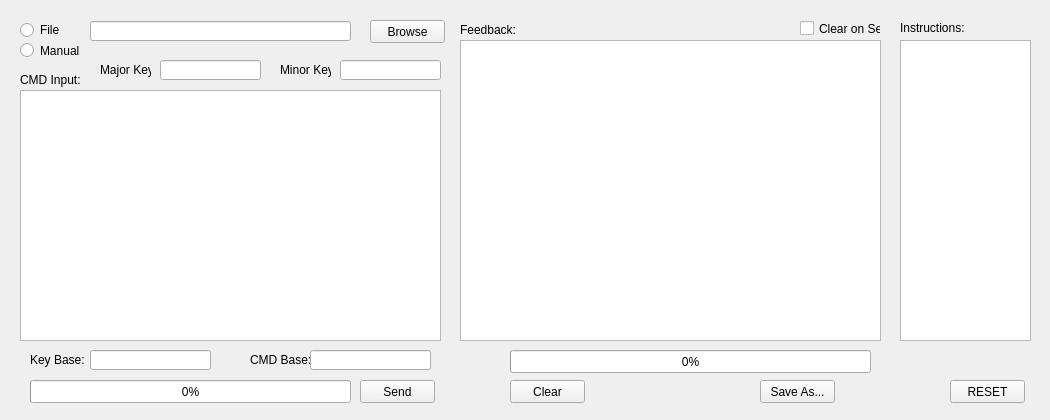
Donn13Darko/uC_Interfacer, file src/user-interfaces/gui-custom-cmd.ui: the form before one commit.
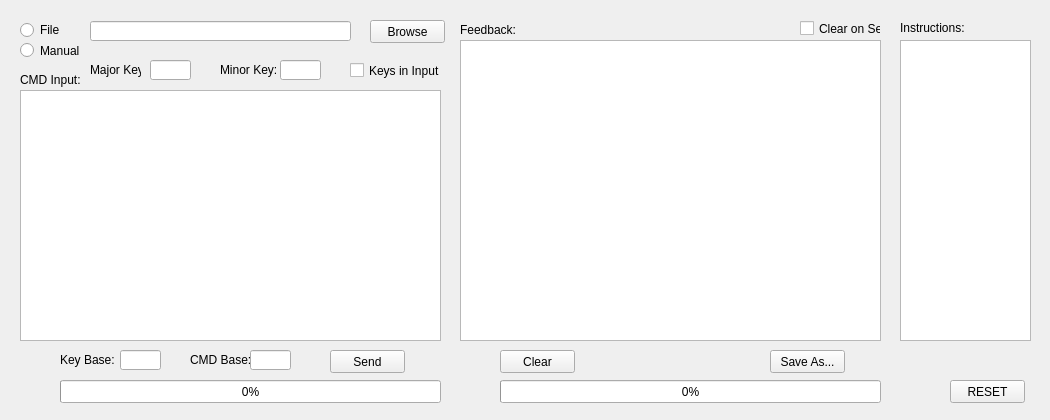
The form after the commit.

Commit message: Fixed dynamic checksum setting, updated custom CMD to allow parsing files and input, and update options to correctly store date

```diff
--- a/src/user-interfaces/gui-custom-cmd.ui
+++ b/src/user-interfaces/gui-custom-cmd.ui
@@ -22,9 +22,9 @@
   <widget class="QLabel" name="MinorKey_Label">
    <property name="geometry">
     <rect>
-     <x>280</x>
+     <x>220</x>
      <y>60</y>
-     <width>51</width>
+     <width>61</width>
      <height>20</height>
     </rect>
    </property>
@@ -37,7 +37,7 @@
     <rect>
      <x>20</x>
      <y>70</y>
-     <width>81</width>
+     <width>61</width>
      <height>20</height>
     </rect>
    </property>
@@ -48,9 +48,9 @@
   <widget class="QLineEdit" name="MinorKey_LineEdit">
    <property name="geometry">
     <rect>
-     <x>340</x>
+     <x>280</x>
      <y>60</y>
-     <width>101</width>
+     <width>41</width>
      <height>20</height>
     </rect>
    </property>
@@ -58,7 +58,7 @@
   <widget class="QLabel" name="KeyBase_Label">
    <property name="geometry">
     <rect>
-     <x>30</x>
+     <x>60</x>
      <y>350</y>
      <width>61</width>
      <height>20</height>
@@ -71,7 +71,7 @@
   <widget class="QLabel" name="CustomCMDBase_Label">
    <property name="geometry">
     <rect>
-     <x>250</x>
+     <x>190</x>
      <y>350</y>
      <width>61</width>
      <height>20</height>
@@ -228,9 +228,9 @@
   <widget class="QLineEdit" name="KeyBase_LineEdit">
    <property name="geometry">
     <rect>
-     <x>90</x>
+     <x>120</x>
      <y>350</y>
-     <width>121</width>
+     <width>41</width>
      <height>20</height>
     </rect>
    </property>
@@ -238,9 +238,9 @@
   <widget class="QLineEdit" name="CustomCMDBase_LineEdit">
    <property name="geometry">
     <rect>
-     <x>310</x>
+     <x>250</x>
      <y>350</y>
-     <width>121</width>
+     <width>41</width>
      <height>20</height>
     </rect>
    </property>
@@ -248,7 +248,7 @@
   <widget class="QLabel" name="MajorKey_Label">
    <property name="geometry">
     <rect>
-     <x>100</x>
+     <x>90</x>
      <y>60</y>
      <width>51</width>
      <height>20</height>
@@ -261,9 +261,9 @@
   <widget class="QLineEdit" name="MajorKey_LineEdit">
    <property name="geometry">
     <rect>
-     <x>160</x>
+     <x>150</x>
      <y>60</y>
-     <width>101</width>
+     <width>41</width>
      <height>20</height>
     </rect>
    </property>
@@ -287,8 +287,8 @@
   <widget class="QPushButton" name="CustomCMDSend_Button">
    <property name="geometry">
     <rect>
-     <x>360</x>
-     <y>380</y>
+     <x>330</x>
+     <y>350</y>
      <width>75</width>
      <height>23</height>
     </rect>
@@ -303,8 +303,8 @@
   <widget class="QPushButton" name="FeedbackClear_Button">
    <property name="geometry">
     <rect>
-     <x>510</x>
-     <y>380</y>
+     <x>500</x>
+     <y>350</y>
      <width>75</width>
      <height>23</height>
     </rect>
@@ -319,8 +319,8 @@
   <widget class="QPushButton" name="FeedbackSave_Button">
    <property name="geometry">
     <rect>
-     <x>760</x>
-     <y>380</y>
+     <x>770</x>
+     <y>350</y>
      <width>75</width>
      <height>23</height>
     </rect>
@@ -335,9 +335,9 @@
   <widget class="QProgressBar" name="Feedback_ProgressBar">
    <property name="geometry">
     <rect>
-     <x>510</x>
-     <y>350</y>
-     <width>361</width>
+     <x>500</x>
+     <y>380</y>
+     <width>381</width>
      <height>23</height>
     </rect>
    </property>
@@ -348,9 +348,9 @@
   <widget class="QProgressBar" name="CustomCMD_ProgressBar">
    <property name="geometry">
     <rect>
-     <x>30</x>
+     <x>60</x>
      <y>380</y>
-     <width>321</width>
+     <width>381</width>
      <height>23</height>
     </rect>
    </property>
@@ -361,9 +361,9 @@
   <widget class="QLabel" name="CustomCMDProgress_Label">
    <property name="geometry">
     <rect>
-     <x>30</x>
+     <x>60</x>
      <y>380</y>
-     <width>281</width>
+     <width>341</width>
      <height>20</height>
     </rect>
    </property>
@@ -377,9 +377,9 @@
   <widget class="QLabel" name="FeedbackProgress_Label">
    <property name="geometry">
     <rect>
-     <x>510</x>
-     <y>350</y>
-     <width>321</width>
+     <x>500</x>
+     <y>380</y>
+     <width>341</width>
      <height>20</height>
     </rect>
    </property>
@@ -403,6 +403,19 @@
     <string>Clear on Set</string>
    </property>
   </widget>
+  <widget class="QCheckBox" name="CustomCMDKeysInInput_CheckBox">
+   <property name="geometry">
+    <rect>
+     <x>350</x>
+     <y>60</y>
+     <width>91</width>
+     <height>21</height>
+    </rect>
+   </property>
+   <property name="text">
+    <string>Keys in Input</string>
+   </property>
+  </widget>
  </widget>
  <resources/>
  <connections/>
```
Left out of the diff: 20 changed lines with no effect on the pictures. The commit also changes 11 other files.
